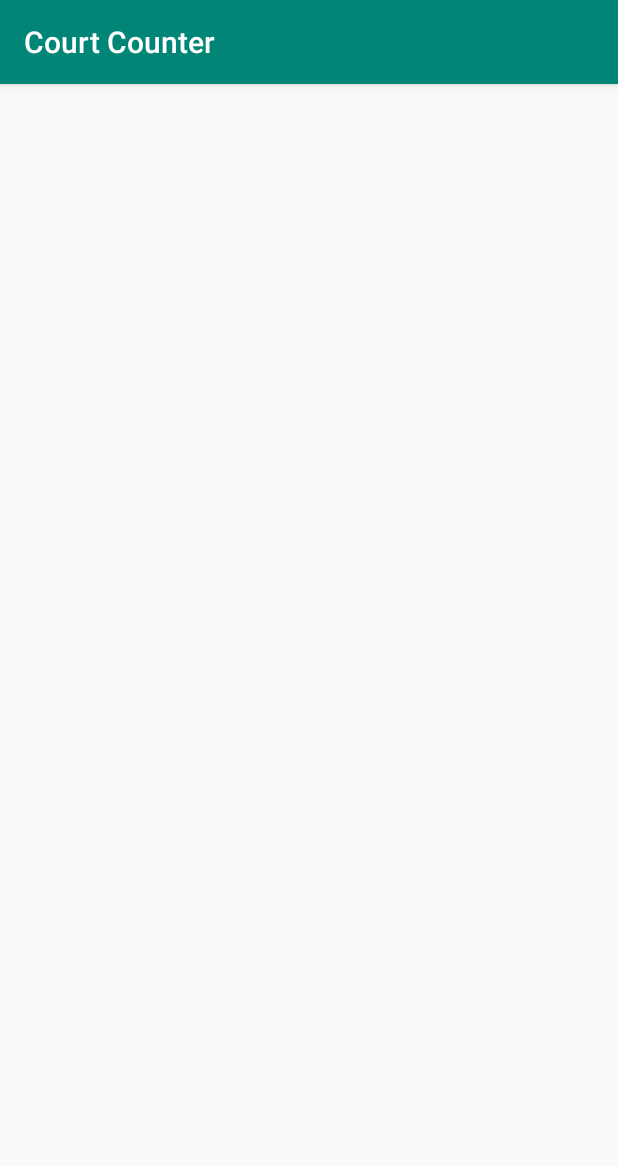
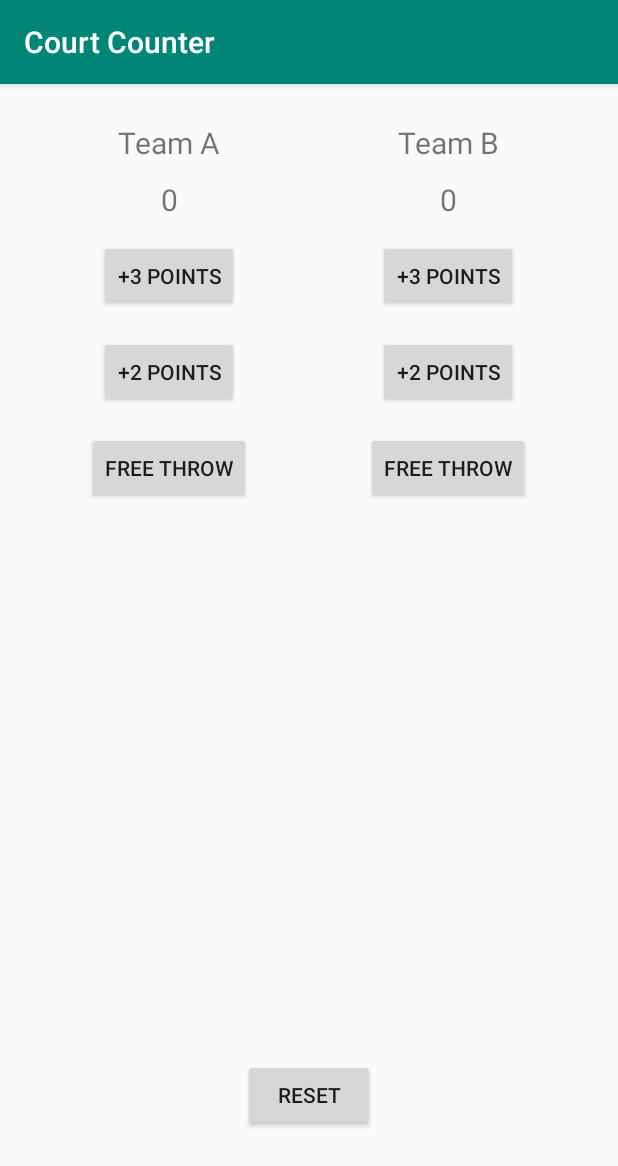
Before and after one commit to WolverineXR/Court-Counter, an Android app: the screen it shows after launch (MainActivity), on a phone screen of 412 x 824 dp. Shown: the top 1166 px of the screen. Run offline under Robolectric (Android 15) with nearby library versions, the phone set to English and light mode, and no system bars.

Commit message:
Creating the layout

```diff
--- a/app/src/main/java/com/example/courtcounter/MainActivity.java
+++ b/app/src/main/java/com/example/courtcounter/MainActivity.java
@@ -7,59 +7,59 @@ import android.widget.TextView;
 
 public class MainActivity extends AppCompatActivity {
 
-//    int scoreA = 0;
-//    int scoreB = 0;
+    int scoreA = 0;
+    int scoreB = 0;
     @Override
     protected void onCreate(Bundle savedInstanceState) {
         super.onCreate(savedInstanceState);
         setContentView(R.layout.activity_main);
     }
 
-//    public void AddThreeToTeamA(View view){
-//        scoreA += 3;
-//        displayA();
-//    }
-//
-//    public void AddTwoToTeamA(View view){
-//        scoreA += 2;
-//        displayA();
-//    }
-//
-//    public void AddOneToTeamA(View view){
-//        scoreA += 1;
-//        displayA();
-//    }
-//
-//    public void AddThreeToTeamB(View view){
-//        scoreB += 3;
-//        displayB();
-//
-//    }
-//
-//    public void AddTwoToTeamB(View view){
-//        scoreB += 2;
-//        displayB();
-//    }
-//
-//    public void AddOneToTeamB(View view){
-//        scoreB += 1;
-//        displayB();
-//    }
-//
-//    public void displayA(){
-//        TextView teamATextView = (TextView) findViewById(R.id.teamA_text_view);
-//        teamATextView.setText("" + scoreA);
-//    }
-//
-//    public void displayB(){
-//        TextView teamBTextView = (TextView) findViewById(R.id.teamB_text_view);
-//        teamBTextView.setText("" + scoreB);
-//    }
-//
-//    public void resetScore(View view){
-//        scoreA = 0;
-//        scoreB = 0;
-//        displayA();
-//        displayB();
-//    }
+    public void AddThreeToTeamA(View view){
+        scoreA += 3;
+        displayA();
+    }
+
+    public void AddTwoToTeamA(View view){
+        scoreA += 2;
+        displayA();
+    }
+
+    public void AddOneToTeamA(View view){
+        scoreA += 1;
+        displayA();
+    }
+
+    public void AddThreeToTeamB(View view){
+        scoreB += 3;
+        displayB();
+
+    }
+
+    public void AddTwoToTeamB(View view){
+        scoreB += 2;
+        displayB();
+    }
+
+    public void AddOneToTeamB(View view){
+        scoreB += 1;
+        displayB();
+    }
+
+    public void displayA(){
+        TextView teamATextView = (TextView) findViewById(R.id.teamA_text_view);
+        teamATextView.setText("" + scoreA);
+    }
+
+    public void displayB(){
+        TextView teamBTextView = (TextView) findViewById(R.id.teamB_text_view);
+        teamBTextView.setText("" + scoreB);
+    }
+
+    public void resetScore(View view){
+        scoreA = 0;
+        scoreB = 0;
+        displayA();
+        displayB();
+    }
 }
--- a/app/src/main/res/layout/activity_main.xml
+++ b/app/src/main/res/layout/activity_main.xml
@@ -7,126 +7,126 @@
     tools:context=".MainActivity">
 
 
-    <!--<LinearLayout-->
-        <!--android:layout_width="match_parent"-->
-        <!--android:layout_height="wrap_content"-->
-        <!--android:orientation="horizontal">-->
+    <LinearLayout
+        android:layout_width="match_parent"
+        android:layout_height="wrap_content"
+        android:orientation="horizontal">
 
-        <!--<LinearLayout-->
-            <!--android:layout_width="0dp"-->
-            <!--android:layout_weight="1"-->
-            <!--android:layout_height="wrap_content"-->
-            <!--android:gravity="center"-->
-            <!--android:orientation="vertical">-->
+        <LinearLayout
+            android:layout_width="0dp"
+            android:layout_weight="1"
+            android:layout_height="wrap_content"
+            android:gravity="center"
+            android:orientation="vertical">
 
 
-            <!--<TextView-->
-                <!--android:layout_width="wrap_content"-->
-                <!--android:layout_height="wrap_content"-->
-                <!--android:padding="5dp"-->
-                <!--android:text="Team A"-->
-                <!--android:textSize="20sp" />-->
+            <TextView
+                android:layout_width="wrap_content"
+                android:layout_height="wrap_content"
+                android:padding="5dp"
+                android:text="Team A"
+                android:textSize="20sp" />
 
-            <!--<TextView-->
-                <!--android:id="@+id/teamA_text_view"-->
-                <!--android:layout_width="wrap_content"-->
-                <!--android:layout_height="wrap_content"-->
-                <!--android:padding="5dp"-->
-                <!--android:text="0"-->
-                <!--android:textSize="20sp" />-->
+            <TextView
+                android:id="@+id/teamA_text_view"
+                android:layout_width="wrap_content"
+                android:layout_height="wrap_content"
+                android:padding="5dp"
+                android:text="0"
+                android:textSize="20sp" />
 
 
-            <!--<Button-->
-                <!--android:layout_width="wrap_content"-->
-                <!--android:layout_height="wrap_content"-->
-                <!--android:layout_margin="8dp"-->
-                <!--android:text="+3 Points"-->
-                <!--android:textAllCaps="true"-->
-                <!--android:onClick="AddThreeToTeamA"/>-->
+            <Button
+                android:layout_width="wrap_content"
+                android:layout_height="wrap_content"
+                android:layout_margin="8dp"
+                android:text="+3 Points"
+                android:textAllCaps="true"
+                android:onClick="AddThreeToTeamA"/>
 
 
-            <!--<Button-->
-                <!--android:layout_width="wrap_content"-->
-                <!--android:layout_height="wrap_content"-->
-                <!--android:layout_margin="8dp"-->
-                <!--android:onClick="AddTwoToTeamA"-->
-                <!--android:text="+2 Points"-->
-                <!--android:textAllCaps="true" />-->
+            <Button
+                android:layout_width="wrap_content"
+                android:layout_height="wrap_content"
+                android:layout_margin="8dp"
+                android:onClick="AddTwoToTeamA"
+                android:text="+2 Points"
+                android:textAllCaps="true" />
 
 
-            <!--<Button-->
-                <!--android:layout_width="wrap_content"-->
-                <!--android:layout_height="wrap_content"-->
-                <!--android:layout_margin="8dp"-->
-                <!--android:onClick="AddOneToTeamA"-->
-                <!--android:text="Free Throw"-->
-                <!--android:textAllCaps="true" />-->
+            <Button
+                android:layout_width="wrap_content"
+                android:layout_height="wrap_content"
+                android:layout_margin="8dp"
+                android:onClick="AddOneToTeamA"
+                android:text="Free Throw"
+                android:textAllCaps="true" />
 
-        <!--</LinearLayout>-->
+        </LinearLayout>
 
 
-        <!--<LinearLayout-->
-            <!--android:layout_width="0dp"-->
-            <!--android:layout_weight="1"-->
-            <!--android:gravity="center"-->
-            <!--android:layout_height="wrap_content"-->
-            <!--android:orientation="vertical">-->
+        <LinearLayout
+            android:layout_width="0dp"
+            android:layout_weight="1"
+            android:gravity="center"
+            android:layout_height="wrap_content"
+            android:orientation="vertical">
 
 
-            <!--<TextView-->
-                <!--android:layout_width="wrap_content"-->
-                <!--android:layout_height="wrap_content"-->
-                <!--android:padding="5dp"-->
-                <!--android:text="Team B"-->
-                <!--android:textSize="20sp" />-->
+            <TextView
+                android:layout_width="wrap_content"
+                android:layout_height="wrap_content"
+                android:padding="5dp"
+                android:text="Team B"
+                android:textSize="20sp" />
 
-            <!--<TextView-->
-                <!--android:id="@+id/teamB_text_view"-->
-                <!--android:layout_width="wrap_content"-->
-                <!--android:layout_height="wrap_content"-->
-                <!--android:padding="5dp"-->
-                <!--android:text="0"-->
-                <!--android:textSize="20sp" />-->
+            <TextView
+                android:id="@+id/teamB_text_view"
+                android:layout_width="wrap_content"
+                android:layout_height="wrap_content"
+                android:padding="5dp"
+                android:text="0"
+                android:textSize="20sp" />
 
 
-            <!--<Button-->
-                <!--android:layout_width="wrap_content"-->
-                <!--android:layout_height="wrap_content"-->
-                <!--android:layout_margin="8dp"-->
-                <!--android:onClick="AddThreeToTeamB"-->
-                <!--android:text="+3 Points"-->
-                <!--android:textAllCaps="true" />-->
+            <Button
+                android:layout_width="wrap_content"
+                android:layout_height="wrap_content"
+                android:layout_margin="8dp"
+                android:onClick="AddThreeToTeamB"
+                android:text="+3 Points"
+                android:textAllCaps="true" />
 
 
-            <!--<Button-->
-                <!--android:layout_width="wrap_content"-->
-                <!--android:layout_height="wrap_content"-->
-                <!--android:layout_margin="8dp"-->
-                <!--android:onClick="AddTwoToTeamB"-->
-                <!--android:text="+2 Points"-->
-                <!--android:textAllCaps="true" />-->
+            <Button
+                android:layout_width="wrap_content"
+                android:layout_height="wrap_content"
+                android:layout_margin="8dp"
+                android:onClick="AddTwoToTeamB"
+                android:text="+2 Points"
+                android:textAllCaps="true" />
 
 
-            <!--<Button-->
-                <!--android:layout_width="wrap_content"-->
-                <!--android:layout_height="wrap_content"-->
-                <!--android:layout_margin="8dp"-->
-                <!--android:onClick="AddOneToTeamB"-->
-                <!--android:text="Free Throw"-->
-                <!--android:textAllCaps="true" />-->
+            <Button
+                android:layout_width="wrap_content"
+                android:layout_height="wrap_content"
+                android:layout_margin="8dp"
+                android:onClick="AddOneToTeamB"
+                android:text="Free Throw"
+                android:textAllCaps="true" />
 
-        <!--</LinearLayout>-->
+        </LinearLayout>
 
-    <!--</LinearLayout>-->
+    </LinearLayout>
 
-    <!--<Button-->
-        <!--android:layout_width="wrap_content"-->
-        <!--android:layout_height="wrap_content"-->
-        <!--android:layout_alignParentBottom="true"-->
-        <!--android:layout_centerHorizontal="true"-->
-        <!--android:layout_marginBottom="50dp"-->
-        <!--android:text="Reset"-->
-        <!--android:textAllCaps="true"-->
-        <!--android:onClick="resetScore"/>-->
+    <Button
+        android:layout_width="wrap_content"
+        android:layout_height="wrap_content"
+        android:layout_alignParentBottom="true"
+        android:layout_centerHorizontal="true"
+        android:layout_marginBottom="50dp"
+        android:text="Reset"
+        android:textAllCaps="true"
+        android:onClick="resetScore"/>
 
 </RelativeLayout>
```
